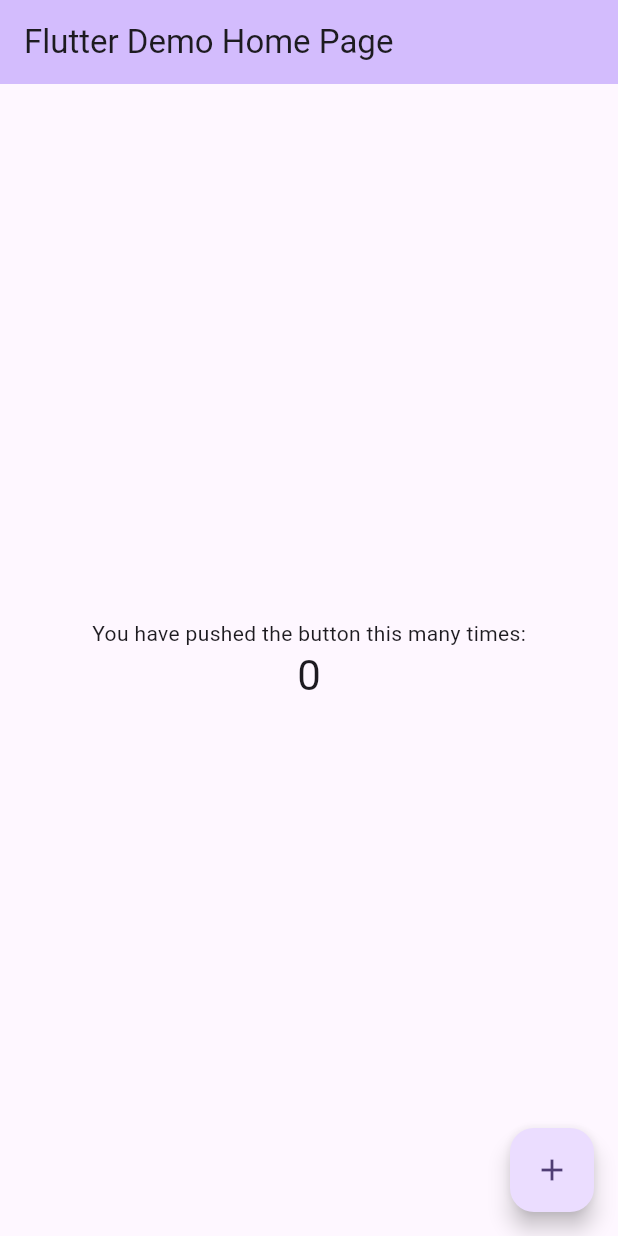
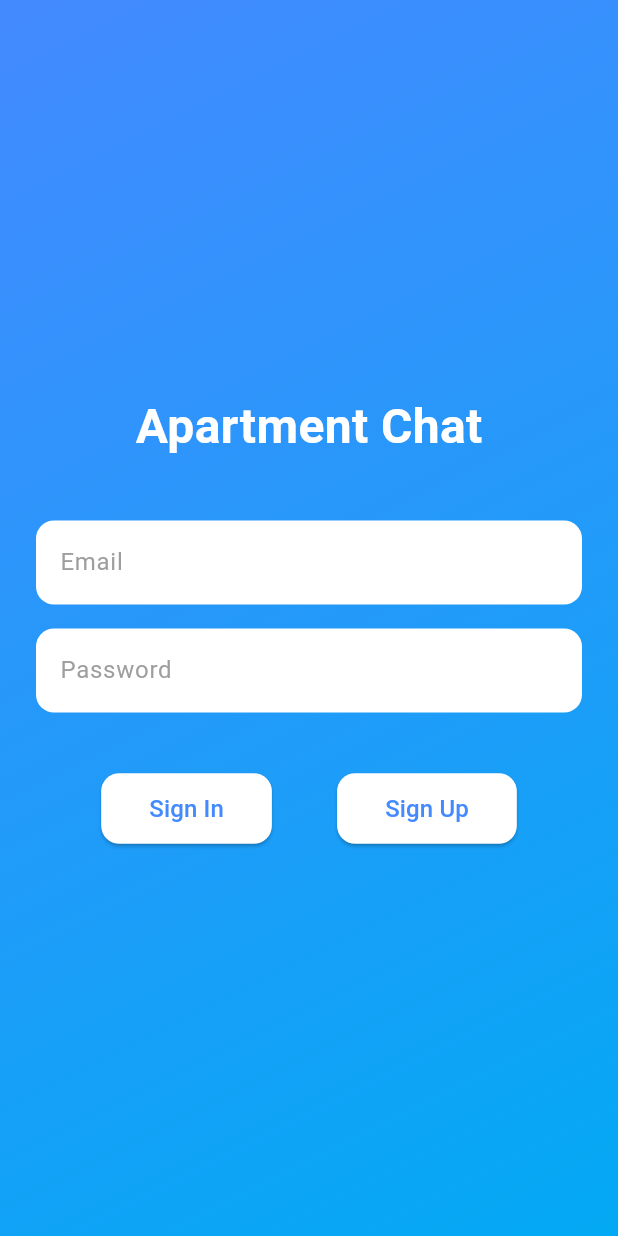
Before and after one commit to alwaysPasindu/we_neighbour_project, a Flutter app: the screen it shows after launch, on a phone screen of 412 x 824 dp. Run offline on Flutter 3.47's test engine with Material 3 defaults, Android fonts, the phone set to English and light mode, and no system bars; our stand-ins replace cloud_firestore, firebase_auth, firebase_core; accounts and stored records are empty.

Commit message:
updated the project structure

```diff
--- a/lib/main.dart
+++ b/lib/main.dart
@@ -1,124 +1,51 @@
 import 'package:flutter/material.dart';
 import 'package:firebase_core/firebase_core.dart';
+import 'package:firebase_auth/firebase_auth.dart';
+import 'screens/login_screen.dart';
+import 'screens/user_list_screen.dart';
 
 void main() async {
   WidgetsFlutterBinding.ensureInitialized();
   await Firebase.initializeApp();
-  runApp(MyApp());
+  runApp(ChatApp());
 }
-class MyApp extends StatelessWidget {
-  const MyApp({super.key});
 
-  // This widget is the root of your application.
+class ChatApp extends StatelessWidget {
   @override
   Widget build(BuildContext context) {
     return MaterialApp(
-      title: 'Flutter Demo',
+      title: 'Apartment Chat',
       theme: ThemeData(
-        // This is the theme of your application.
-        //
-        // TRY THIS: Try running your application with "flutter run". You'll see
-        // the application has a purple toolbar. Then, without quitting the app,
-        // try changing the seedColor in the colorScheme below to Colors.green
-        // and then invoke "hot reload" (save your changes or press the "hot
-        // reload" button in a Flutter-supported IDE, or press "r" if you used
-        // the command line to start the app).
-        //
-        // Notice that the counter didn't reset back to zero; the application
-        // state is not lost during the reload. To reset the state, use hot
-        // restart instead.
-        //
-        // This works for code too, not just values: Most code changes can be
-        // tested with just a hot reload.
-        colorScheme: ColorScheme.fromSeed(seedColor: Colors.deepPurple),
+        primarySwatch: Colors.blue,
+        scaffoldBackgroundColor: Colors.grey[100],
+        textTheme: TextTheme(
+          bodyLarge: TextStyle(color: Colors.black87),
+          bodyMedium: TextStyle(color: Colors.black54),
+        ),
       ),
-      home: const MyHomePage(title: 'Flutter Demo Home Page'),
+      home: AuthWrapper(),
+      routes: {
+        '/login': (context) => LoginScreen(),
+        '/users': (context) => UserListScreen(),
+      },
     );
   }
 }
 
-class MyHomePage extends StatefulWidget {
-  const MyHomePage({super.key, required this.title});
-
-  // This widget is the home page of your application. It is stateful, meaning
-  // that it has a State object (defined below) that contains fields that affect
-  // how it looks.
-
-  // This class is the configuration for the state. It holds the values (in this
-  // case the title) provided by the parent (in this case the App widget) and
-  // used by the build method of the State. Fields in a Widget subclass are
-  // always marked "final".
-
-  final String title;
-
-  @override
-  State<MyHomePage> createState() => _MyHomePageState();
-}
-
-class _MyHomePageState extends State<MyHomePage> {
-  int _counter = 0;
-
-  void _incrementCounter() {
-    setState(() {
-      // This call to setState tells the Flutter framework that something has
-      // changed in this State, which causes it to rerun the build method below
-      // so that the display can reflect the updated values. If we changed
-      // _counter without calling setState(), then the build method would not be
-      // called again, and so nothing would appear to happen.
-      _counter++;
-    });
-  }
-
+class AuthWrapper extends StatelessWidget {
   @override
   Widget build(BuildContext context) {
-    // This method is rerun every time setState is called, for instance as done
-    // by the _incrementCounter method above.
-    //
-    // The Flutter framework has been optimized to make rerunning build methods
-    // fast, so that you can just rebuild anything that needs updating rather
-    // than having to individually change instances of widgets.
-    return Scaffold(
-      appBar: AppBar(
-        // TRY THIS: Try changing the color here to a specific color (to
-        // Colors.amber, perhaps?) and trigger a hot reload to see the AppBar
-        // change color while the other colors stay the same.
-        backgroundColor: Theme.of(context).colorScheme.inversePrimary,
-        // Here we take the value from the MyHomePage object that was created by
-        // the App.build method, and use it to set our appbar title.
-        title: Text(widget.title),
-      ),
-      body: Center(
-        // Center is a layout widget. It takes a single child and positions it
-        // in the middle of the parent.
-        child: Column(
-          // Column is also a layout widget. It takes a list of children and
-          // arranges them vertically. By default, it sizes itself to fit its
-          // children horizontally, and tries to be as tall as its parent.
-          //
-          // Column has various properties to control how it sizes itself and
-          // how it positions its children. Here we use mainAxisAlignment to
-          // center the children vertically; the main axis here is the vertical
-          // axis because Columns are vertical (the cross axis would be
-          // horizontal).
-          //
-          // TRY THIS: Invoke "debug painting" (choose the "Toggle Debug Paint"
-          // action in the IDE, or press "p" in the console), to see the
-          // wireframe for each widget.
-          mainAxisAlignment: MainAxisAlignment.center,
-          children: <Widget>[
-            const Text('You have pushed the button this many times:'),
-            Text(
-              '$_counter',
-              style: Theme.of(context).textTheme.headlineMedium,
-            ),
-          ],
-        ),
-      ),
-      floatingActionButton: FloatingActionButton(
-        onPressed: _incrementCounter,
-        tooltip: 'Increment',
-        child: const Icon(Icons.add),
-      ), // This trailing comma makes auto-formatting nicer for build methods.
+    return StreamBuilder<User?>(
+      stream: FirebaseAuth.instance.authStateChanges(),
+      builder: (context, snapshot) {
+        if (snapshot.connectionState == ConnectionState.waiting) {
+          return Center(child: CircularProgressIndicator());
+        }
+        if (snapshot.hasData) {
+          return UserListScreen();
+        }
+        return LoginScreen();
+      },
     );
   }
 }
--- /dev/null
+++ b/lib/models/user_model.dart
@@ -0,0 +1,15 @@
+class AppUser {
+  final String id;
+  final String name;
+  final String email;
+
+  AppUser({required this.id, required this.name, required this.email});
+
+  factory AppUser.fromFirestore(Map<String, dynamic> data, String id) {
+    return AppUser(
+      id: id,
+      name: data['name'] ?? 'Unknown',
+      email: data['email'] ?? '',
+    );
+  }
+}
--- /dev/null
+++ b/lib/screens/login_screen.dart
@@ -0,0 +1,136 @@
+import 'package:flutter/material.dart';
+import 'package:firebase_auth/firebase_auth.dart';
+import 'package:cloud_firestore/cloud_firestore.dart';
+import '../widgets/custom_text_field.dart';
+
+class LoginScreen extends StatefulWidget {
+  @override
+  _LoginScreenState createState() => _LoginScreenState();
+}
+
+class _LoginScreenState extends State<LoginScreen> {
+  final _auth = FirebaseAuth.instance;
+  final _firestore = FirebaseFirestore.instance;
+  final _emailController = TextEditingController();
+  final _passwordController = TextEditingController();
+  String? errorMessage;
+
+  Future<void> _signIn() async {
+    try {
+      await _auth.signInWithEmailAndPassword(
+        email: _emailController.text.trim(),
+        password: _passwordController.text.trim(),
+      );
+    } catch (e) {
+      setState(() {
+        errorMessage = e.toString();
+      });
+    }
+  }
+
+  Future<void> _signUp() async {
+    try {
+      final userCredential = await _auth.createUserWithEmailAndPassword(
+        email: _emailController.text.trim(),
+        password: _passwordController.text.trim(),
+      );
+      if (userCredential.user != null) {
+        await _firestore
+            .collection('apartments')
+            .doc('Dehiwala_Dreams')
+            .collection('users')
+            .doc(userCredential.user!.uid)
+            .set({
+          'name': _emailController.text.split('@')[0], // Example name
+          'email': _emailController.text.trim(),
+        });
+      }
+      // Note: Custom claim must be set via Admin SDK or Cloud Functions (see Step 1)
+    } catch (e) {
+      setState(() {
+        errorMessage = e.toString();
+      });
+    }
+  }
+
+  @override
+  Widget build(BuildContext context) {
+    return Scaffold(
+      body: Container(
+        decoration: BoxDecoration(
+          gradient: LinearGradient(
+            begin: Alignment.topLeft,
+            end: Alignment.bottomRight,
+            colors: [Colors.blueAccent, Colors.lightBlue],
+          ),
+        ),
+        child: SafeArea(
+          child: Padding(
+            padding: EdgeInsets.all(24.0),
+            child: Column(
+              mainAxisAlignment: MainAxisAlignment.center,
+              children: [
+                Text(
+                  'Apartment Chat',
+                  style: TextStyle(
+                    fontSize: 32,
+                    fontWeight: FontWeight.bold,
+                    color: Colors.white,
+                  ),
+                ),
+                SizedBox(height: 40),
+                CustomTextField(
+                  label: 'Email',
+                  controller: _emailController,
+                  keyboardType: TextInputType.emailAddress,
+                ),
+                SizedBox(height: 16),
+                CustomTextField(
+                  label: 'Password',
+                  controller: _passwordController,
+                  obscureText: true,
+                ),
+                SizedBox(height: 16),
+                if (errorMessage != null)
+                  Text(
+                    errorMessage!,
+                    style: TextStyle(color: Colors.redAccent),
+                  ),
+                SizedBox(height: 24),
+                Row(
+                  mainAxisAlignment: MainAxisAlignment.spaceEvenly,
+                  children: [
+                    ElevatedButton(
+                      onPressed: _signIn,
+                      style: ElevatedButton.styleFrom(
+                        backgroundColor: Colors.white,
+                        foregroundColor: Colors.blueAccent,
+                        padding: EdgeInsets.symmetric(horizontal: 32, vertical: 12),
+                        shape: RoundedRectangleBorder(
+                          borderRadius: BorderRadius.circular(12),
+                        ),
+                      ),
+                      child: Text('Sign In', style: TextStyle(fontSize: 16)),
+                    ),
+                    ElevatedButton(
+                      onPressed: _signUp,
+                      style: ElevatedButton.styleFrom(
+                        backgroundColor: Colors.white,
+                        foregroundColor: Colors.blueAccent,
+                        padding: EdgeInsets.symmetric(horizontal: 32, vertical: 12),
+                        shape: RoundedRectangleBorder(
+                          borderRadius: BorderRadius.circular(12),
+                        ),
+                      ),
+                      child: Text('Sign Up', style: TextStyle(fontSize: 16)),
+                    ),
+                  ],
+                ),
+              ],
+            ),
+          ),
+        ),
+      ),
+    );
+  }
+}
--- /dev/null
+++ b/lib/widgets/custom_text_field.dart
@@ -0,0 +1,39 @@
+import 'package:flutter/material.dart';
+
+class CustomTextField extends StatelessWidget {
+  final String label;
+  final TextEditingController controller;
+  final bool obscureText;
+  final TextInputType keyboardType;
+
+  const CustomTextField({
+    Key? key,
+    required this.label,
+    required this.controller,
+    this.obscureText = false,
+    this.keyboardType = TextInputType.text,
+  }) : super(key: key);
+
+  @override
+  Widget build(BuildContext context) {
+    return TextField(
+      controller: controller,
+      obscureText: obscureText,
+      keyboardType: keyboardType,
+      decoration: InputDecoration(
+        labelText: label,
+        labelStyle: TextStyle(color: Colors.grey),
+        filled: true,
+        fillColor: Colors.white,
+        border: OutlineInputBorder(
+          borderRadius: BorderRadius.circular(12),
+          borderSide: BorderSide.none,
+        ),
+        focusedBorder: OutlineInputBorder(
+          borderRadius: BorderRadius.circular(12),
+          borderSide: BorderSide(color: Colors.blueAccent, width: 2),
+        ),
+      ),
+    );
+  }
+}
--- a/pubspec.yaml
+++ b/pubspec.yaml
@@ -51,6 +51,10 @@ dev_dependencies:
   # package. See that file for information about deactivating specific lint
   # rules and activating additional ones.
   flutter_lints: ^5.0.0
+  firebase_core: ^3.0.0
+  cloud_firestore: ^5.4.0
+  firebase_auth: ^5.2.0
+  cupertino_icons: ^1.0.8
 
 # For information on the generic Dart part of this file, see the
 # following page: https://dart.dev/tools/pub/pubspec
```
Also changed, not shown: lib/screens/chat_screen.dart (added, +198 -0 lines), lib/screens/user_list_screen.dart (added, +95 -0 lines), lib/widgets/message_bubble.dart (added, +51 -0 lines), 276 other files.
